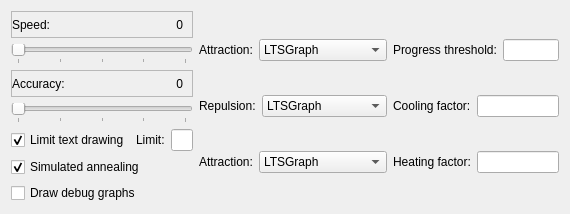
Qt form tools/release/ltsgraph/advancedspringlayoutdialog.ui (mCRL2org/mCRL2) before a commit.
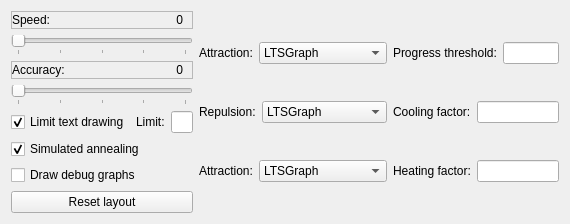
The same form after that commit.

Commit message: Added reset button in advanced layout

The edit to the form file:
```diff
--- a/tools/release/ltsgraph/advancedspringlayoutdialog.ui
+++ b/tools/release/ltsgraph/advancedspringlayoutdialog.ui
@@ -209,6 +209,13 @@
        </property>
       </widget>
      </item>
+     <item>
+      <widget class="QPushButton" name="cmd_reset_positions">
+       <property name="text">
+        <string>Reset layout</string>
+       </property>
+      </widget>
+     </item>
     </layout>
    </item>
    <item>
```
The commit also changes 6 other files.
